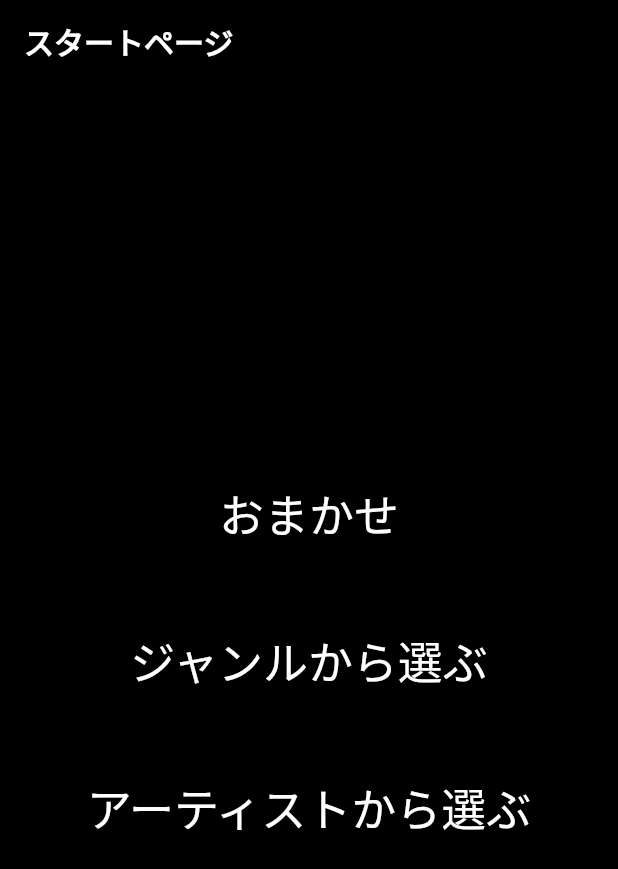
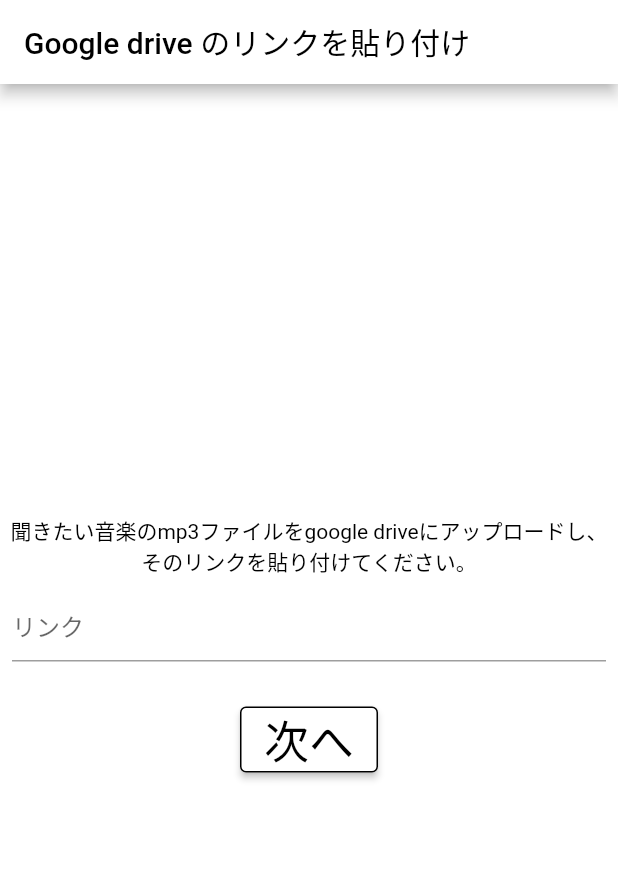
Before and after one commit to beatwalking55/beatim2, a Flutter app: the screen it shows after launch, on a phone screen of 412 x 824 dp. Shown: the top 869 px of the screen. Run offline on Flutter 3.47's test engine with Material 2 defaults, Android fonts, the phone set to English and light mode, and no system bars; our stand-ins replace cloud_firestore, firebase_core, just_audio; missing offline and left inert: audio_session; accounts and stored records are empty.

Commit message:
googledriveのリンクを貼る形式にしました

```diff
--- a/lib/BPMsensingpage.dart
+++ b/lib/BPMsensingpage.dart
@@ -47,7 +47,7 @@
                     changingspeed = true;
                     changingspeedbutton = "原曲";
                     newplaylist = ConcatenatingAudioSource(
-                      children:List.generate(playlist.length, (inde) => AudioSource.uri(Uri.parse('asset:${musics[playlist[inde]]['filename']}'))),
+                      children:List.generate(numberofmusics, (inde) => AudioSource.uri(Uri.parse('asset:${musics[playlist[inde]]['filename']}'))),
                     );
                     previous_sensingBPM = sensingBPM;
                     setState(() {
--- /dev/null
+++ b/lib/linkpastepage.dart
@@ -0,0 +1,87 @@
+import 'package:beatim/namepastepage.dart';
+import 'package:flutter/material.dart';
+import 'variables.dart';
+import 'musicdata.dart';
+
+
+class LinkPastePage extends StatefulWidget {
+  const LinkPastePage({Key? key, required this.title}) : super(key: key);
+  final String title;
+
+  @override
+  State<LinkPastePage> createState() => _LinkPastePageState();
+}
+
+class _LinkPastePageState extends State<LinkPastePage> {
+  @override
+  Widget build(BuildContext context) {
+    return Scaffold(
+      appBar: AppBar(
+        title: const Text("Google drive のリンクを貼り付け",
+          style: TextStyle(
+              color: Colors.black
+          ),
+        ),
+        backgroundColor: Colors.white,
+      ),
+      body: Container(
+        color: Colors.white,
+        child: Center(
+          child: Column(
+            mainAxisAlignment: MainAxisAlignment.center,
+            crossAxisAlignment: CrossAxisAlignment.center,
+            children: [
+              Text("聞きたい音楽のmp3ファイルをgoogle driveにアップロードし、\nそのリンクを貼り付けてください。",
+                style: TextStyle(
+                    color: Colors.black
+                ),
+                textAlign: TextAlign.center,
+              ),
+              Padding(
+                padding: const EdgeInsets.all(8.0),
+                child: TextField(
+                  decoration: InputDecoration(
+                    hintText: "リンク"
+                  ),
+                  onChanged: (text){
+                    link = text;
+                  },
+                ),
+              ),
+              Padding(
+                padding: const EdgeInsets.all(20.0),
+                child: ElevatedButton(
+
+                  style: ElevatedButton.styleFrom(
+                    primary: Colors.white,
+                    side: BorderSide(
+                      color: Colors.black,
+                    ),
+                  ),
+                  onPressed:(){
+                    setState(() {
+                      inputlink(link);
+                    });
+                    Navigator.push(context, MaterialPageRoute(builder:(context) => inputnamepage()));
+                },
+                    child: Text("次へ",style: TextStyle(fontSize: 30,color: Colors.black),)
+                ),
+              )
+            ],
+          ),
+        ),
+      ),
+    );
+  }
+}
+
+inputlink(link){
+  int i = 0;
+  List<String> links = link.split("/file");
+  links.removeAt(0);
+  numberofmusics = links.length;
+  for(i=0; i<numberofmusics;i++){
+      musics[i]['filename']="https://drive.google.com/uc?export=download&id=${links[i].substring(links[i].indexOf("d/")+2,links[i].indexOf("/view"))}";
+      print(musics[i]['filename']);
+  }
+}
--- a/lib/main.dart
+++ b/lib/main.dart
@@ -1,3 +1,4 @@
+import 'package:beatim/linkpastepage.dart';
 import 'package:flutter/material.dart';
 import 'startpage.dart';
 //import 'package:just_audio_background/just_audio_background.dart';
@@ -38,7 +39,7 @@
         // is not restarted.
         primarySwatch: Colors.blue,
       ),
-      home: const MyHomePage(title: 'Flutter Demo Home Page'),
+      home: const LinkPastePage(title: 'Flutter Demo Home Page'),
     );
 
   }
--- a/lib/musicdata.dart
+++ b/lib/musicdata.dart
@@ -1,7 +1,7 @@
 Map musics = {
   0: {
-    'filename': "audio/Mrs. GREEN APPLE_Inferno_BPM185_編集済.mp3",
-    'name': "Mrs. GREEN APPLE_Inferno_BPM185",
+    'filename': "",
+    'name': "",
     'artist': "Mrs. GREEN APPLE",
     'BPM': 185.0,
     'feltBPM':185.0,
--- a/lib/playpage.dart
+++ b/lib/playpage.dart
@@ -29,7 +29,7 @@
   }
   //プレイリストを最初に生成。
   ConcatenatingAudioSource newplaylist = ConcatenatingAudioSource(
-    children:List.generate(playlist.length, (inde) => AudioSource.uri(Uri.parse('asset:${musics[playlist[inde]]['filename']}'))),
+    children:List.generate(playlist.length, (inde) => AudioSource.uri(Uri.parse(musics[playlist[inde]]['filename']))),
   );
 
   var _playericon = Icons.play_arrow; //playpageの下の方に表示されるマーク play_arrow:再生マーク　pause:停止マーク
@@ -73,7 +73,7 @@
                           //タップされた時の処理
                           setState(() {
                             newplaylist = ConcatenatingAudioSource(
-                              children:List.generate(playlist.length, (inde) => AudioSource.uri(Uri.parse('asset:${musics[playlist[inde]]['filename']}'))),
+                              children:List.generate(playlist.length, (inde) => AudioSource.uri(Uri.parse(musics[playlist[inde]]['filename']))),
                             );
                             visible = true;//下の再生バーを表示する
                             music = musics[playlist[index]]['filename'];//曲のファイル名を指定
@@ -243,7 +243,7 @@
                                   changingspeed = true;
                                   changingspeedbutton = "原曲";
                                   newplaylist = ConcatenatingAudioSource(
-                                    children:List.generate(playlist.length, (inde) => AudioSource.uri(Uri.parse('asset:${musics[playlist[inde]]['filename']}'))),
+                                    children:List.generate(playlist.length, (inde) => AudioSource.uri(Uri.parse(musics[playlist[inde]]['filename']))),
                                   );
                                   previous_sensingBPM = sensingBPM;
                                   setState(() {
--- a/lib/startpage.dart
+++ b/lib/startpage.dart
@@ -8,8 +8,8 @@
 import 'playpage.dart';
 import 'dart:math';
 
-class MyHomePage extends StatefulWidget {
-  const MyHomePage({Key? key, required this.title}) : super(key: key);
+class startpage extends StatefulWidget {
+  const startpage({Key? key}) : super(key: key);
 
   // This widget is the home page of your application. It is stateful, meaning
   // that it has a State object (defined below) that contains fields that affect
@@ -20,13 +20,12 @@
   // used by the build method of the State. Fields in a Widget subclass are
   // always marked "final".
 
-  final String title;
 
   @override
-  State<MyHomePage> createState() => _MyHomePageState();
+  State<startpage> createState() => _startpageState();
 }
 
-class _MyHomePageState extends State<MyHomePage> {
+class _startpageState extends State<startpage> {
   final List genreList = List.generate(musics.length, (index) => musics[index]['genre1']).toSet().toList();
   var random = new Random();
   @override
--- a/lib/variables.dart
+++ b/lib/variables.dart
@@ -10,6 +10,9 @@
 var changingspeed = true; //曲の再生速度を変えているかどうか。「原曲」「走速」の表示切り替えに使う。
 var changingspeedbutton = "原曲"; //「再生中の曲を表示するやつ」の原曲走速を切り替えるボタンに表示される文字。
 String comefrom = "bpmselectpage"; //BPMsensingpage　に遷移した際BPMselectpageとplaypageどちらからきたのかを示す。
+String link = "";
+String musicname = "";
+int numberofmusics = 0;
 
 double bpm_ratio = 1.0; //BPM比であり曲の再生速度
 double ORIGINAL_musicBPM = 138; //goodnight:138, bgm1:152
```
Also changed, not shown: lib/musicselectfunction.dart (+6 -6 lines), lib/namepastepage.dart (added, +98 -0 lines).
